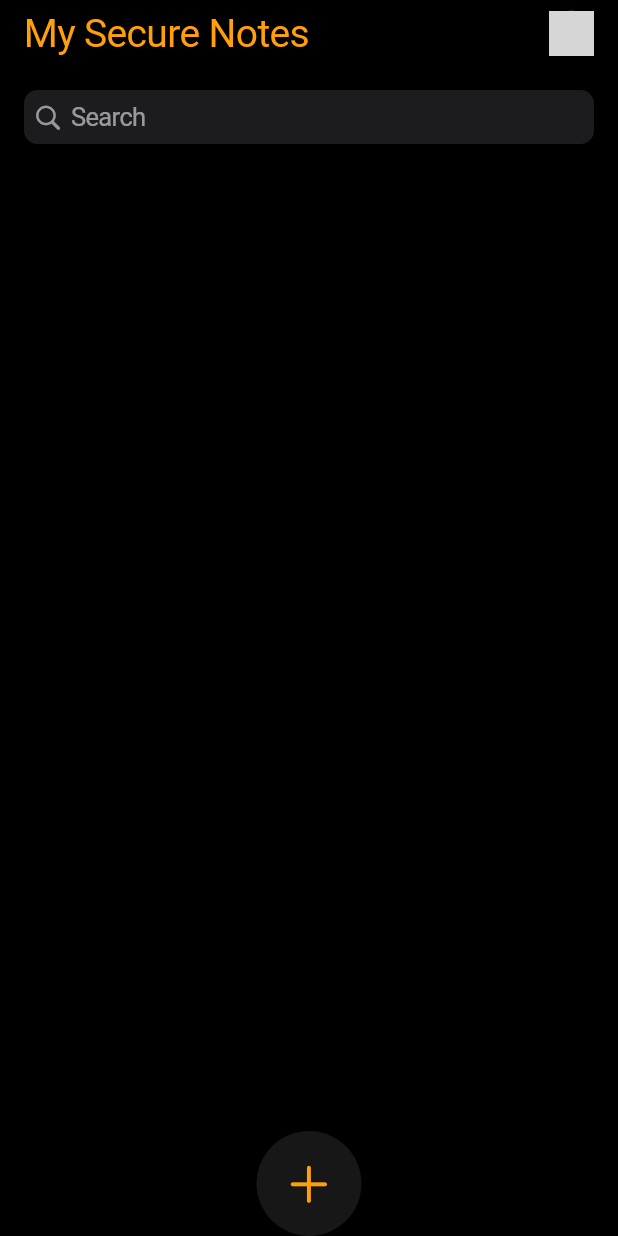
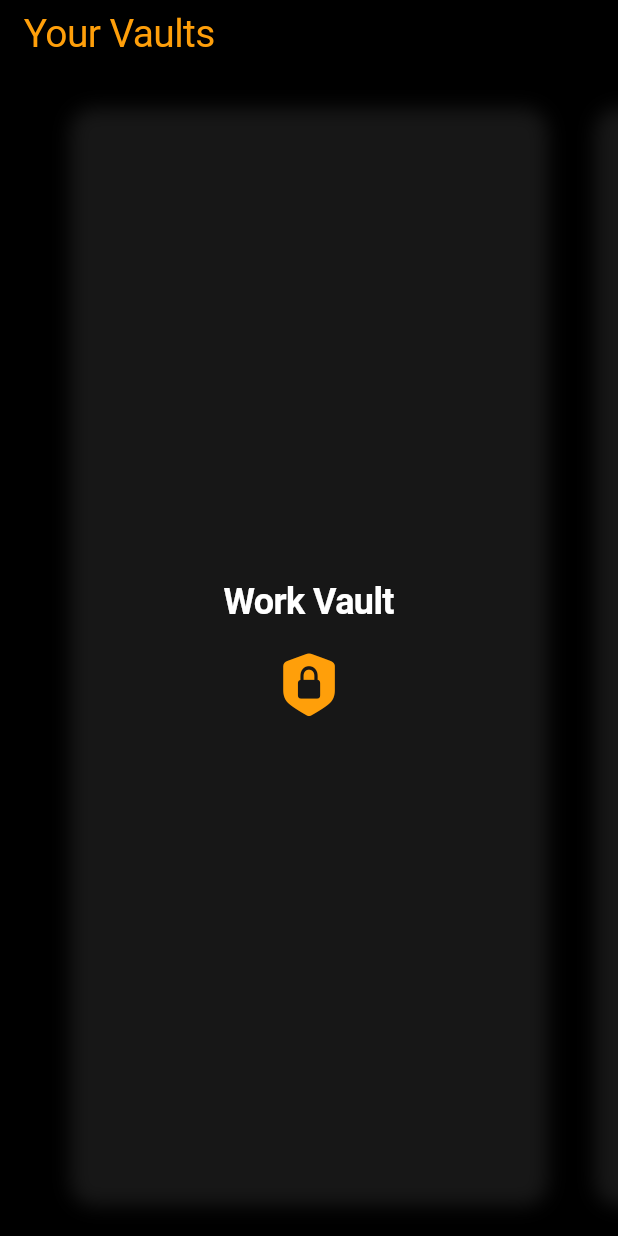
Before and after one commit to s473573/NoteVault, a Flutter app: the screen it shows after launch, on a phone screen of 412 x 824 dp. Run offline on Flutter 3.47's test engine with Material 3 defaults, Android fonts, the phone set to English and light mode, and no system bars; our stand-ins replace flutter_secure_storage, get; Roboto replaces fonts that are missing (SF Pro Display); grey boxes are pictures that could not be loaded.

Commit message:
Design vault selection screen

```diff
--- a/lib/main.dart
+++ b/lib/main.dart
@@ -1,5 +1,6 @@
 import 'package:flutter/cupertino.dart';
 import 'package:get/get.dart';
+import 'package:secure_note/screens/vault_screen.dart';
 import 'screens/home_screen.dart';
 import 'screens/create_note_screen.dart';
 import 'bindings/app_bindings.dart';
@@ -7,6 +8,12 @@ import 'bindings/app_bindings.dart';
 void main() {
   runApp(const MainApp());
 }
+
+// DESIGN:
+// bottom panel with buttons that go to vault picking screen,
+// home screen ( where the notes are at ), and something else
+//
+// a button could also be in a shape of a note card. Always first
 
 // add a note DONE
   // store it somewhere safe DONE +-
@@ -26,7 +33,8 @@ class MainApp extends StatelessWidget {
       initialBinding: AppBindings(),
       initialRoute: '/',
       getPages: [
-        GetPage(name: '/', page: () => HomeScreen()),
+        // GetPage(name: '/', page: () => HomeScreen()),
+        GetPage(name: '/', page: () => VaultScreen()),
         GetPage(name: '/create_note', page: () => CreateNoteScreen()),
       ],
       theme: const CupertinoThemeData(
--- /dev/null
+++ b/lib/screens/vault_screen.dart
@@ -0,0 +1,119 @@
+import 'package:flutter/cupertino.dart';
+import 'package:flutter/material.dart';
+import 'package:get/get.dart';
+
+class VaultScreen extends StatelessWidget {
+  final List<String> vaults = ["Work Vault", "Personal Vault", "Ideas Vault"]; // ad-hoc vaults
+
+  VaultScreen({Key? key}) : super(key: key);
+
+  @override
+  Widget build(BuildContext context) {
+    return CupertinoPageScaffold(
+      child: SafeArea(
+        child: Column(
+          children: [
+            CupertinoNavigationBar(
+              leading: Text(
+                'Your Vaults',
+                style: CupertinoTheme.of(context).textTheme.navTitleTextStyle,
+              ),
+            ),
+            Expanded(
+              child: PageView.builder(
+                itemCount: vaults.length + 1, // don't forget the functional card!
+                controller: PageController(viewportFraction: 0.85),
+                itemBuilder: (context, index) {
+                  if (index < vaults.length) {
+                    return VaultCard(vaultName: vaults[index]);
+                  } else {
+                    return AddNewVaultCard();
+                  }
+                },
+              ),
+            ),
+          ],
+        ),
+      ),
+    );
+  }
+}
+
+class VaultCard extends StatelessWidget {
+  final String vaultName;
+
+  VaultCard({required this.vaultName});
+
+  @override
+  Widget build(BuildContext context) {
+    return GestureDetector(
+      onTap: () {
+        // User has to enter a password somewhere here
+        Get.toNamed('/vault', arguments: vaultName);
+      },
+      child: Container(
+        margin: EdgeInsets.symmetric(horizontal: 16.0, vertical: 24.0),
+        decoration: BoxDecoration(
+          borderRadius: BorderRadius.circular(16),
+          boxShadow: [
+            BoxShadow(
+              color: CupertinoColors.darkBackgroundGray,
+              blurRadius: 10,
+              offset: Offset(0, 4),
+            ),
+          ],
+        ),
+        child: Center(
+          child: Column(
+            mainAxisAlignment: MainAxisAlignment.center,
+            children: [
+              Text(
+                vaultName,
+                style: TextStyle(
+                  fontSize: 24,
+                  fontWeight: FontWeight.bold,
+                ),
+              ),
+              SizedBox(height: 16),
+              Icon(
+                CupertinoIcons.lock_shield_fill,
+                size: 50,
+              ),
+            ],
+          ),
+        ),
+      ),
+    );
+  }
+}
+
+class AddNewVaultCard extends StatelessWidget {
+  @override
+  Widget build(BuildContext context) {
+    return GestureDetector(
+      onTap: () {
+        // should add a new very much secure vault to the db or smt
+        Get.toNamed('/create_vault');
+      },
+      child: Container(
+        margin: EdgeInsets.symmetric(horizontal: 16.0, vertical: 24.0),
+        decoration: BoxDecoration(
+          borderRadius: BorderRadius.circular(16),
+          boxShadow: [
+            BoxShadow(
+              color: CupertinoColors.darkBackgroundGray,
+              blurRadius: 10,
+              offset: Offset(0, 4),
+            ),
+          ],
+        ),
+        child: Center(
+          child: Icon(
+            CupertinoIcons.add_circled_solid,
+            size: 70,
+          ),
+        ),
+      ),
+    );
+  }
+}
```
